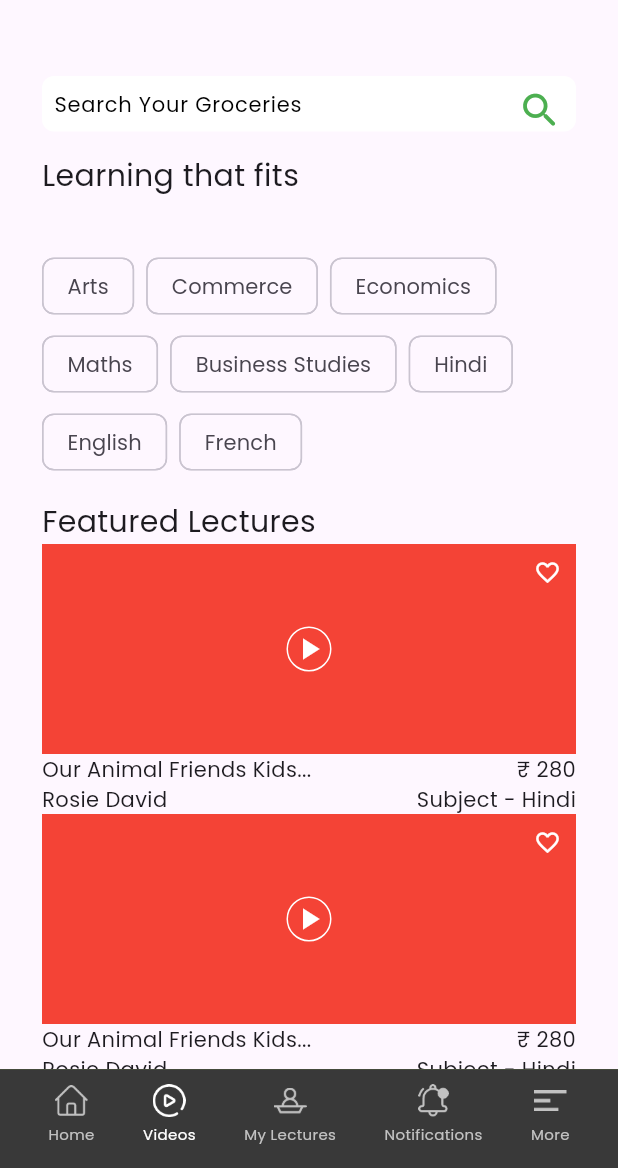
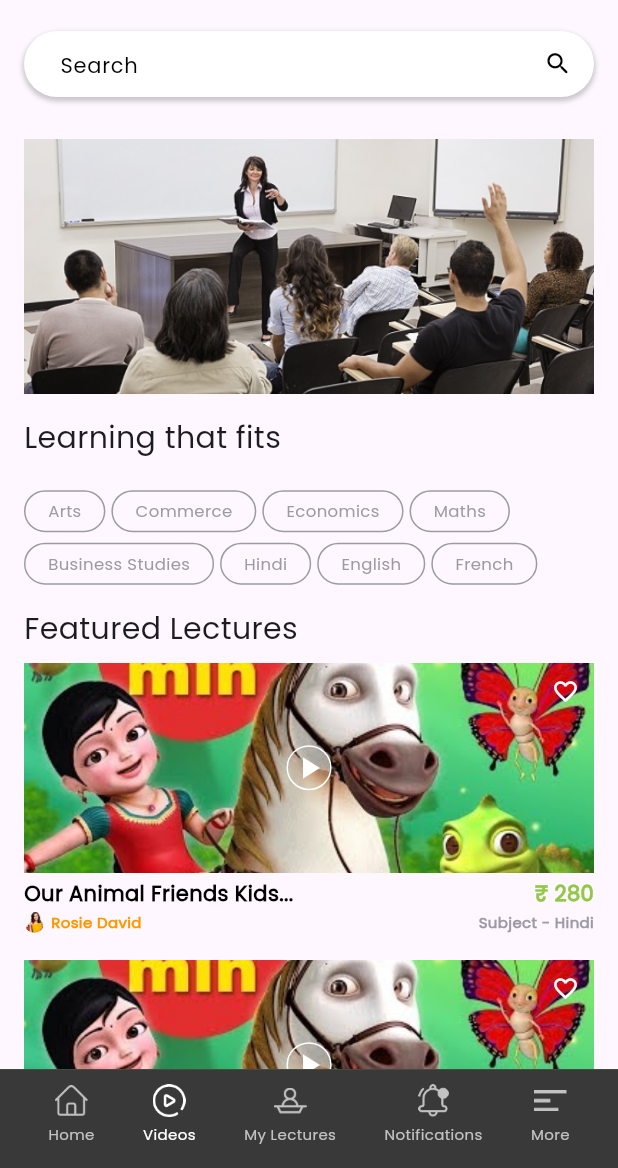
Before and after one commit to PIYUSHPRAJAPATI2715/vidhaalay, a Flutter app: the BottomNavigationUserScreen screen opened by its route, item 2 of the bottom bar chosen, on a phone screen of 412 x 824 dp, the part 68-1236 px from its top. Run offline on Flutter 3.47's test engine with Material 2 defaults, Android fonts, the phone set to English and light mode, and no system bars; our stand-ins replace flutter_svg, form_field_validator, get, google_fonts, loading_animation_widget, pinput and 1 more; accounts and stored records are empty.

Commit message:
user home,video

```diff
--- a/lib/resourses/app_assets.dart
+++ b/lib/resourses/app_assets.dart
@@ -19,6 +19,8 @@ class AppAssets {
   // users img
   static const String myLecturesIcon = "assets/images/lecture.png";
   static const String lectureImg = "assets/images/lecture1.png";
+  static const String videoImg = "assets/images/videoImg.png";
+  static const String teacherImg = "assets/images/teacher.png";
 
 
 
--- a/lib/routers/my_routers.dart
+++ b/lib/routers/my_routers.dart
@@ -11,6 +11,9 @@ import '../login screens/splash.dart';
 import '../resourses/bottom_nav_screen.dart';
 import '../resourses/custon_drawer.dart';
 import '../screen/User_Screens/bottom_nav_user.dart';
+import '../screen/User_Screens/drawer_user.dart';
+import '../screen/User_Screens/schools_details_Screen.dart';
+import '../screen/student_screen/more_screen.dart';
 
 
 
@@ -24,11 +27,13 @@ class MyRouters{
   static var createPasswordScreen = "/createPasswordScreen";
   static var bottomNavigationScreen = "/bottomNavigationScreen";
   static var bottomNavigationUserScreen = "/bottomNavigationUserScreen";
+  static var schoolsDetailsScreen = "/schoolsDetailsScreen";
+  // static var bottomNavigationUserScreen = "/bottomNavigationUserScreen";
 
   static var route = [
 
     // auth screens
-    GetPage(name: '/', page: () =>  const Splash()),
+    GetPage(name: '/', page: () =>  const BottomNavigationUserScreen()),
     GetPage(name: '/introPageScreen', page: () =>  const IntroPageScreen()),
     GetPage(name: '/signInPage', page: () =>  const SignInPage()),
     GetPage(name: '/signupScreen', page: () =>  const SignupScreen()),
@@ -41,5 +46,7 @@ class MyRouters{
 
     //user screens
     GetPage(name: '/bottomNavigationUserScreen', page: () =>  const BottomNavigationUserScreen()),
+    GetPage(name: '/schoolsDetailsScreen', page: () =>  const SchoolsDetailsScreen()),
+    // GetPage(name: '/drawerForUser', page: () =>  const DrawerForUser()),
   ];
 }
--- a/lib/screen/User_Screens/bottom_nav_user.dart
+++ b/lib/screen/User_Screens/bottom_nav_user.dart
@@ -25,7 +25,7 @@ class _BottomNavigationUserScreenState extends State<BottomNavigationUserScreen>
     return Scaffold(
       backgroundColor: AppThemes.primaryColor,
       key: controller.scaffoldKey,
-      drawer: const CustomDrawer(),
+      // drawer: const CustomDrawer(),
       body: WillPopScope(
         onWillPop: ( ) async => false,
         child: Obx(() {
--- a/lib/screen/User_Screens/videos_screen.dart
+++ b/lib/screen/User_Screens/videos_screen.dart
@@ -1,4 +1,5 @@
 import 'package:flutter/material.dart';
+import 'package:google_fonts/google_fonts.dart';
 
 import '../../resourses/app_assets.dart';
 import '../../widgets/appTheme.dart';
@@ -54,13 +55,23 @@ class _VideoScreenState extends State<VideoScreen> {
         ],
       ),
       body: SingleChildScrollView(
-        padding: const EdgeInsets.symmetric(vertical: 40,horizontal: 28),
+        padding: const EdgeInsets.symmetric(horizontal: 16, vertical: 10),
         child: Column(
           crossAxisAlignment: CrossAxisAlignment.start,
           children: [
-
-            SizedBox(
-              height: 37,
+            Container(
+              decoration: BoxDecoration(
+                borderRadius: BorderRadius.circular(50),
+                boxShadow: [
+                  BoxShadow(
+                    color: Colors.black.withOpacity(0.2),
+                    spreadRadius: 1,
+                    blurRadius: 2,
+                    offset: const Offset(0, 2),
+                  ),
+                ],
+              ),
+              height: 44,
               child: TextField(
                 maxLines: 1,
                 controller: searchController,
@@ -82,18 +93,19 @@ class _VideoScreenState extends State<VideoScreen> {
                       },
                       icon: const Icon(
                         Icons.search_rounded,
-                        color: Colors.green,
-                        size: 30,
+                        color: AppThemes.black,
+                        size: 19,
                       ),
                     ),
                     border: const OutlineInputBorder(
                         borderSide: BorderSide.none,
                         borderRadius: BorderRadius.all(
-                            Radius.circular(8))),
+                            Radius.circular(50))),
                     fillColor: Colors.white,
-                    contentPadding: const EdgeInsets.symmetric(
-                        horizontal: 4),
-                    hintText: 'Search Your Groceries',
+                    contentPadding:
+                    const EdgeInsets.symmetric(
+                        horizontal: 20),
+                    hintText: 'Search',
                     hintStyle: const TextStyle(
                         fontSize:14,
                         color: Colors.black,
@@ -101,36 +113,55 @@ class _VideoScreenState extends State<VideoScreen> {
               ),
             ),
             const SizedBox(
+              height: 28,
+            ),
+            Image.asset(AppAssets.teacherImg),
+            const SizedBox(
               height: 15,
             ),
-            const Text('Learning that fits',
-              style: TextStyle(
+             Text('Learning that fits',
+              style: GoogleFonts.poppins(
                   fontWeight: FontWeight.w500,
                   fontSize: 20
               ),
             ),
             const SizedBox(
-              height: 35,
+              height: 20,
             ),
             Wrap(
-              spacing: 8.0,
-              runSpacing: 4.0,
+              spacing: 4.0,
+              runSpacing: 7,
               children: subjects.map((subject) {
-                return Chip(
-                  label: Text(subject),
+                return Container(
+                  padding: const EdgeInsets.symmetric(horizontal: 15,vertical: 5),
+                  decoration: BoxDecoration(
+                    border: Border.all(
+                      color: AppThemes.textGray,
+                    ),
+                    borderRadius: BorderRadius.circular(50)
+                  ),
+                  child: Text(subject,
+                  style: const TextStyle(
+                    fontSize: 11,
+                    fontWeight: FontWeight.w300,
+                    color: AppThemes.textGray
+                  ),
+                  ),
                 );
               }).toList(),
             ),
             const SizedBox(
               height: 15,
             ),
-            const Text('Featured Lectures',
-              style: TextStyle(
+             Text('Featured Lectures',
+              style: GoogleFonts.poppins(
                   fontWeight: FontWeight.w500,
                   fontSize: 20
               ),
             ),
-
+         const SizedBox(
+            height: 8,
+          ),
             ListView.builder(
               itemCount: 2,
               shrinkWrap: true,
@@ -139,9 +170,10 @@ class _VideoScreenState extends State<VideoScreen> {
                   children: [
                     Stack(
                       children: [
-                        Container(
+                        SizedBox(
                           height: 140,
-                          color: Colors.red,
+                          width: double.maxFinite,
+                          child: Image.asset(AppAssets.videoImg,fit: BoxFit.cover,),
                         ),
                         Positioned(
                             top: 0,
@@ -170,20 +202,64 @@ class _VideoScreenState extends State<VideoScreen> {
                         ),
                       ],
                     ),
-                    Row(
-                      mainAxisAlignment: MainAxisAlignment.spaceBetween,
-                      children: [
-                        Text('Our Animal Friends Kids...'),
-                        Text('₹ 280'),
-                      ],
+                    const SizedBox(
+                      height: 4,
                     ),
                     Row(
                       mainAxisAlignment: MainAxisAlignment.spaceBetween,
                       children: [
-                        Text('Rosie David'),
-                        Text('Subject - Hindi'),
+                        Text('Our Animal Friends Kids...',
+                          style: GoogleFonts.poppins(
+                            color: AppThemes.textBlackColor,
+                            fontWeight: FontWeight.w600,
+                            fontSize: 14
+                          ),
+                        ),
+                        Text('₹ 280',
+                          style: GoogleFonts.poppins(
+                              color: AppThemes.primaryColor,
+                              fontWeight: FontWeight.w600,
+                              fontSize: 14
+                          ),
+                        ),
                       ],
                     ),
+                    SizedBox(
+                      height: 2,
+                    ),
+                    Row(
+                      mainAxisAlignment: MainAxisAlignment.spaceBetween,
+                      children: [
+                        Row(
+                          children: [
+                            ClipRRect(
+                              borderRadius: BorderRadius.circular(50),
+                              child:  Image.asset(AppAssets.studentImg,height: 14,),
+                            ),
+                           const SizedBox(
+                              width: 4,
+                            ),
+                            Text('Rosie David',
+                              style: GoogleFonts.poppins(
+                                  color: Colors.orange,
+                                  fontWeight: FontWeight.w600,
+                                  fontSize: 10
+                              ),
+                            ),
+                          ],
+                        ),
+                        Text('Subject - Hindi',
+                          style: GoogleFonts.poppins(
+                              color: AppThemes.textGray,
+                              fontWeight: FontWeight.w600,
+                              fontSize: 10
+                          ),
+                        ),
+                      ],
+                    ),
+                   const SizedBox(
+                      height: 18,
+                    )
                   ],
                 );
               },
--- a/pubspec.yaml
+++ b/pubspec.yaml
@@ -41,7 +41,7 @@ dependencies:
   shared_preferences: ^2.2.0
   flutter_svg: ^1.1.6
   pinput: ^2.2.21
-
+  hidden_drawer_menu: ^3.0.1
 
 dev_dependencies:
   flutter_test:
```
Also changed, not shown: lib/screen/User_Screens/drawer_user.dart (added, +90 -0 lines), lib/screen/User_Screens/schools_details_Screen.dart (added, +102 -0 lines), lib/screen/User_Screens/user_home_screen.dart (+12 -1 lines), assets/images/teacher.png (added), assets/images/videoImg.png (added), pubspec.lock.
